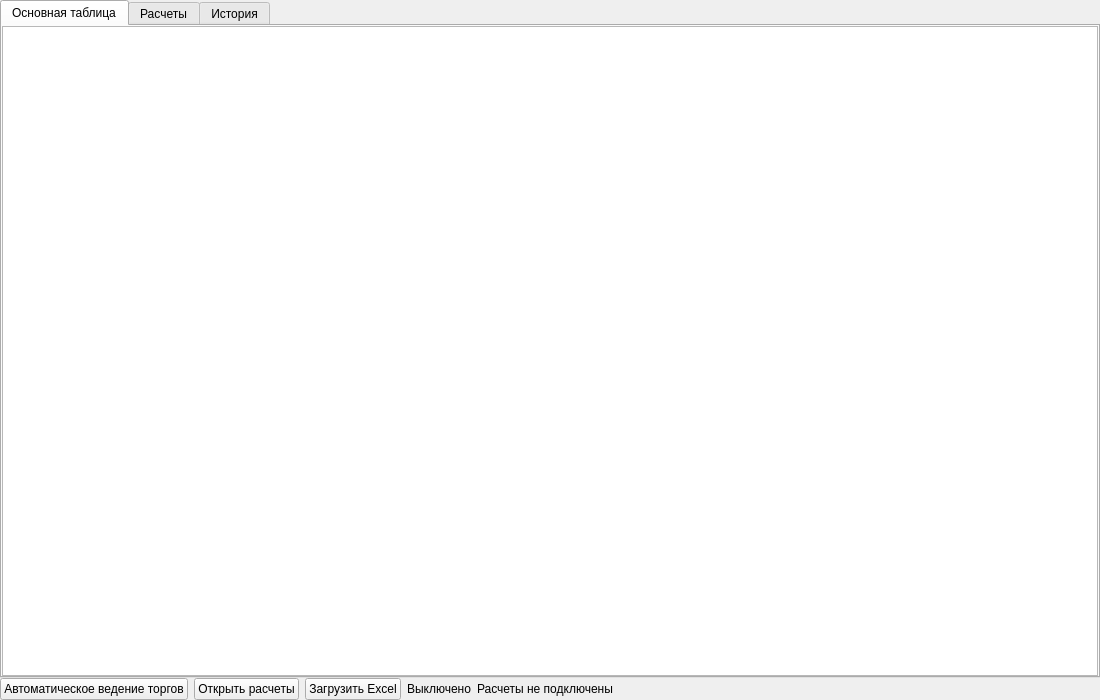
Old version of the form retrade.ui in the repository p4st1/AppForCommercialRequests.
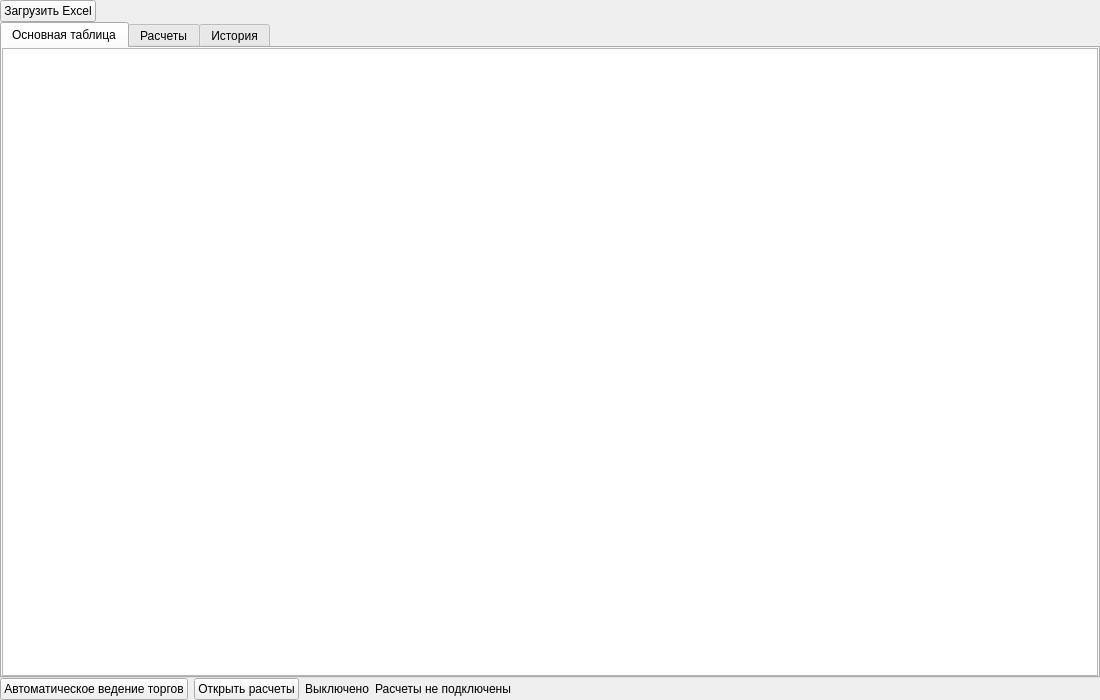
New version of the form.

Commit message: Refine retrade table autosizing and header handling

```diff
--- a/retrade.ui
+++ b/retrade.ui
@@ -10,7 +10,7 @@
     <height>700</height>
    </rect>
   </property>
-  <layout class="QVBoxLayout" name="retradeLayout" stretch="1,0">
+  <layout class="QVBoxLayout" name="retradeLayout" stretch="0,1,0">
    <property name="spacing">
     <number>0</number>
    </property>
@@ -26,6 +26,45 @@
    <property name="bottomMargin">
     <number>0</number>
    </property>
+   <item>
+    <layout class="QHBoxLayout" name="retrade_top_controls_layout">
+     <property name="spacing">
+      <number>6</number>
+     </property>
+     <property name="leftMargin">
+      <number>0</number>
+     </property>
+     <property name="topMargin">
+      <number>0</number>
+     </property>
+     <property name="rightMargin">
+      <number>0</number>
+     </property>
+     <property name="bottomMargin">
+      <number>0</number>
+     </property>
+     <item>
+      <widget class="QPushButton" name="btn_load_retrade_excel">
+       <property name="text">
+        <string>Загрузить Excel</string>
+       </property>
+      </widget>
+     </item>
+     <item>
+      <spacer name="retradeTopControlsSpacer">
+       <property name="orientation">
+        <enum>Qt::Orientation::Horizontal</enum>
+       </property>
+       <property name="sizeHint" stdset="0">
+        <size>
+         <width>40</width>
+         <height>20</height>
+        </size>
+       </property>
+      </spacer>
+     </item>
+    </layout>
+   </item>
    <item>
     <widget class="QTabWidget" name="retrade_inner_tabs">
      <property name="sizePolicy">
@@ -321,13 +360,6 @@
        </property>
       </widget>
      </item>
-     <item>
-      <widget class="QPushButton" name="btn_load_retrade_excel">
-       <property name="text">
-        <string>Загрузить Excel</string>
-       </property>
-      </widget>
-     </item>
      <item>
       <widget class="QLabel" name="label_auto_trade_status">
        <property name="text">
```
The commit also changes 13 other files.
